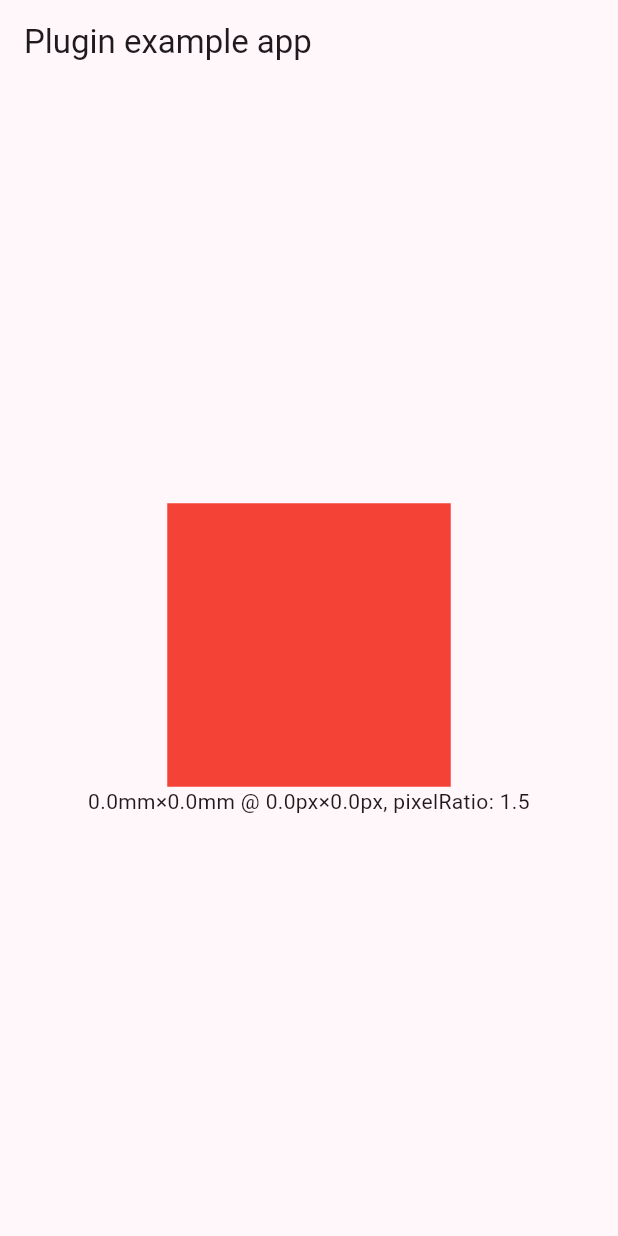
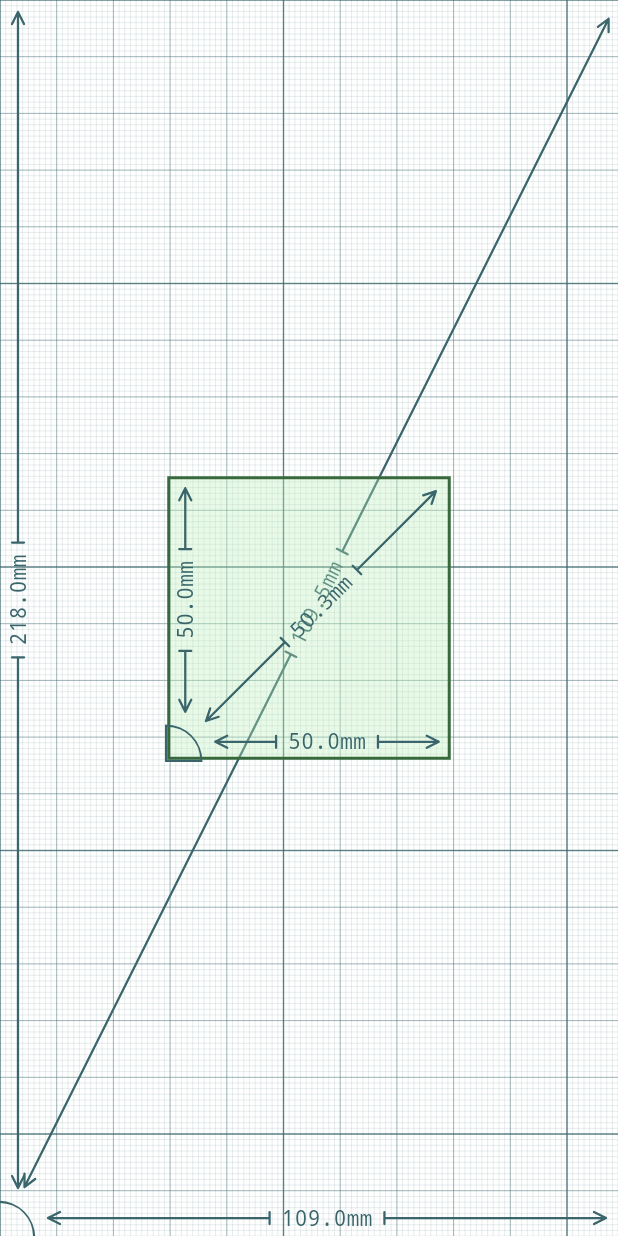
Before and after one commit to benthillerkus/millimeters, a Flutter app: the screen it shows after launch, on a phone screen of 412 x 824 dp. Run offline on Flutter 3.47's test engine with Material 2 defaults, Android fonts, the phone set to English and light mode, and no system bars; our stand-ins replace plugin_platform_interface; missing offline and left inert: dart:html, flutter_acrylic.

Commit message:
docs: make example cooler

```diff
--- /dev/null
+++ b/example/lib/arrow.dart
@@ -0,0 +1,109 @@
+import 'package:flutter/material.dart';
+
+enum HeadStyle {
+  none,
+  arrow,
+  // circle,
+  // square,
+  line,
+}
+
+class Arrow extends StatelessWidget {
+  const Arrow({
+    super.key,
+    this.color,
+    this.height = 8.0,
+    this.start = HeadStyle.line,
+    this.end = HeadStyle.arrow,
+    this.margin = const EdgeInsets.all(8),
+  });
+
+  final Color? color;
+  final double height;
+  final HeadStyle start;
+  final HeadStyle end;
+  final EdgeInsets margin;
+
+  @override
+  Widget build(BuildContext context) {
+    return LimitedBox(
+      maxWidth: 128,
+      child: Padding(
+        padding: margin,
+        child: CustomPaint(
+          painter: _ArrowPainter(
+            color: color ?? Theme.of(context).colorScheme.tertiary,
+            start: start,
+            end: end,
+          ),
+          size: Size.fromHeight(height),
+        ),
+      ),
+    );
+  }
+}
+
+@immutable
+class _ArrowPainter extends CustomPainter {
+  const _ArrowPainter({
+    required this.color,
+    required this.start,
+    required this.end,
+  });
+
+  final Color color;
+  final HeadStyle start;
+  final HeadStyle end;
+
+  @override
+  void paint(Canvas canvas, Size size) {
+    final paint = Paint()
+      ..color = color
+      ..strokeWidth = 1.5
+      ..strokeCap = StrokeCap.round
+      ..style = PaintingStyle.stroke;
+
+    final path = Path()
+      ..moveTo(0, size.height / 2)
+      ..lineTo(size.width, size.height / 2);
+
+    switch (end) {
+      case HeadStyle.none:
+        break;
+      case HeadStyle.arrow:
+        path
+          ..relativeMoveTo(-size.height, -size.height / 2)
+          ..relativeLineTo(size.height, size.height / 2)
+          ..relativeMoveTo(-size.height, size.height / 2)
+          ..relativeLineTo(size.height, -size.height / 2);
+      case HeadStyle.line:
+        path
+          ..relativeMoveTo(0, -size.height / 2)
+          ..relativeLineTo(0, size.height);
+    }
+
+    path.moveTo(0, size.height / 2);
+    switch (start) {
+      case HeadStyle.none:
+        break;
+      case HeadStyle.arrow:
+        path
+          ..relativeMoveTo(size.height, -size.height / 2)
+          ..relativeLineTo(-size.height, size.height / 2)
+          ..relativeMoveTo(size.height, size.height / 2)
+          ..relativeLineTo(-size.height, -size.height / 2);
+      case HeadStyle.line:
+        path
+          ..relativeMoveTo(0, -size.height / 2)
+          ..relativeLineTo(0, size.height);
+    }
+
+    canvas.drawPath(path, paint);
+  }
+
+  @override
+  bool shouldRepaint(_ArrowPainter oldDelegate) =>
+      color != oldDelegate.color ||
+      start != oldDelegate.start ||
+      end != oldDelegate.end;
+}
--- /dev/null
+++ b/example/lib/dimensions.dart
@@ -0,0 +1,108 @@
+import 'dart:math';
+
+import 'package:flutter/material.dart';
+import 'package:millimeters/millimeters.dart';
+
+import 'arrow.dart';
+
+class DimensionsIndicator extends StatelessWidget {
+  const DimensionsIndicator({super.key});
+
+  @override
+  Widget build(BuildContext context) {
+    final mm = Millimeters.of(context).mm;
+    return DefaultTextStyle.merge(
+      style: TextStyle(
+        color: Theme.of(context).colorScheme.tertiary,
+        fontFamily: "monospace",
+      ),
+      child: LayoutBuilder(builder: (context, constraints) {
+        final diagonal = sqrt(constraints.maxWidth * constraints.maxWidth +
+            constraints.maxHeight +
+            constraints.maxHeight);
+        return Stack(
+          children: [
+            Align(
+              alignment: Alignment.centerLeft,
+              child: RotatedBox(
+                quarterTurns: -1,
+                child: Row(
+                  children: [
+                    const SizedBox(width: 24),
+                    const Expanded(
+                      child: Arrow(
+                        end: HeadStyle.line,
+                        start: HeadStyle.arrow,
+                      ),
+                    ),
+                    Text(
+                      "${(constraints.maxHeight / mm(1)).toStringAsFixed(1)}mm",
+                    ),
+                    const Expanded(child: Arrow()),
+                  ],
+                ),
+              ),
+            ),
+            Center(
+              child: Transform.rotate(
+                angle: atan2(-constraints.maxHeight, constraints.maxWidth),
+                child: OverflowBox(
+                  maxWidth: sqrt(constraints.maxWidth * constraints.maxWidth +
+                          constraints.maxHeight * constraints.maxHeight) -
+                      12,
+                  child: Row(
+                    children: [
+                      const SizedBox(width: 22.5),
+                      const Expanded(
+                        child: Arrow(
+                          start: HeadStyle.arrow,
+                          end: HeadStyle.line,
+                        ),
+                      ),
+                      Text(
+                        "${(diagonal / mm(1)).toStringAsFixed(1)}mm",
+                      ),
+                      const Expanded(child: Arrow()),
+                    ],
+                  ),
+                ),
+              ),
+            ),
+            Align(
+              alignment: Alignment.bottomCenter,
+              child: Row(
+                children: [
+                  const SizedBox(width: 24),
+                  const Expanded(
+                    child: Arrow(
+                      start: HeadStyle.arrow,
+                      end: HeadStyle.line,
+                    ),
+                  ),
+                  Text(
+                    "${(constraints.maxWidth / mm(1)).toStringAsFixed(1)}mm",
+                  ),
+                  const Expanded(child: Arrow()),
+                ],
+              ),
+            ),
+            Align(
+              alignment: Alignment.bottomLeft,
+              child: DecoratedBox(
+                decoration: BoxDecoration(
+                  borderRadius:
+                      const BorderRadius.only(topRight: Radius.circular(128)),
+                  border: Border.all(
+                      color: Theme.of(context).colorScheme.tertiary,
+                      width: 1.5,
+                      strokeAlign: BorderSide.strokeAlignOutside),
+                ),
+                child: const SizedBox.square(dimension: 22),
+              ),
+            )
+          ],
+        );
+      }),
+    );
+  }
+}
--- /dev/null
+++ b/example/lib/grid.dart
@@ -0,0 +1,180 @@
+// Copyright 2014 The Flutter Authors. All rights reserved.
+// Use of this source code is governed by a BSD-style license that can be
+// found in the LICENSE file.
+
+import 'package:flutter/widgets.dart' hide GridPaper;
+
+class _GridPaperPainter extends CustomPainter {
+  const _GridPaperPainter({
+    required this.color,
+    required this.interval,
+    required this.divisions,
+    required this.subdivisions,
+  });
+
+  final Color color;
+  final double interval;
+  final int divisions;
+  final int subdivisions;
+
+  @override
+  void paint(Canvas canvas, Size size) {
+    final Paint cell = Paint()
+      ..color = color
+      ..strokeWidth = 1.0;
+    final Paint division = Paint()
+      ..color = color
+      ..strokeWidth = 0.5;
+    final Paint subdivision = Paint()
+      ..color = color
+      ..strokeWidth = 0.125;
+
+    for (double i = 0; i < size.width; i += interval) {
+      canvas.drawLine(
+        Offset(i, 0),
+        Offset(i, size.height),
+        cell,
+      );
+      for (int d = 0; d < divisions; d++) {
+        canvas.drawLine(
+          Offset(interval / divisions * d + i, 0),
+          Offset(interval / divisions * d + i, size.height),
+          division,
+        );
+        for (int s = 1; s < subdivisions; s++) {
+          canvas.drawLine(
+            Offset(
+              interval / divisions * d +
+                  i +
+                  interval / (divisions * subdivisions) * s,
+              0,
+            ),
+            Offset(
+              interval / divisions * d +
+                  i +
+                  interval / (divisions * subdivisions) * s,
+              size.height,
+            ),
+            subdivision,
+          );
+        }
+      }
+    }
+
+    for (double i = 0; i < size.height; i += interval) {
+      canvas.drawLine(
+        Offset(0, i),
+        Offset(size.width, i),
+        cell,
+      );
+      for (int d = 0; d < divisions; d++) {
+        canvas.drawLine(
+          Offset(0, interval / divisions * d + i),
+          Offset(size.width, interval / divisions * d + i),
+          division,
+        );
+        for (int s = 1; s < subdivisions; s++) {
+          canvas.drawLine(
+            Offset(
+              0,
+              interval / divisions * d +
+                  i +
+                  interval / (divisions * subdivisions) * s,
+            ),
+            Offset(
+              size.width,
+              interval / divisions * d +
+                  i +
+                  interval / (divisions * subdivisions) * s,
+            ),
+            subdivision,
+          );
+        }
+      }
+    }
+  }
+
+  @override
+  bool shouldRepaint(_GridPaperPainter oldPainter) {
+    return oldPainter.color != color ||
+        oldPainter.interval != interval ||
+        oldPainter.divisions != divisions ||
+        oldPainter.subdivisions != subdivisions;
+  }
+
+  @override
+  bool hitTest(Offset position) => false;
+}
+
+/// A widget that draws a rectilinear grid of lines one pixel wide.
+///
+/// Useful with a [Stack] for visualizing your layout along a grid.
+///
+/// The grid's origin (where the first primary horizontal line and the first
+/// primary vertical line intersect) is at the top left of the widget.
+///
+/// The grid is drawn over the [child] widget.
+class GridPaper extends StatelessWidget {
+  /// Creates a widget that draws a rectilinear grid of 1-pixel-wide lines.
+  const GridPaper({
+    super.key,
+    this.color = const Color(0x7FC3E8F3),
+    this.interval = 100.0,
+    this.divisions = 2,
+    this.subdivisions = 5,
+    this.child,
+  })  : assert(divisions > 0,
+            'The "divisions" property must be greater than zero. If there were no divisions, the grid paper would not paint anything.'),
+        assert(subdivisions > 0,
+            'The "subdivisions" property must be greater than zero. If there were no subdivisions, the grid paper would not paint anything.');
+
+  /// The color to draw the lines in the grid.
+  ///
+  /// Defaults to a light blue commonly seen on traditional grid paper.
+  final Color color;
+
+  /// The distance between the primary lines in the grid, in logical pixels.
+  ///
+  /// Each primary line is one logical pixel wide.
+  final double interval;
+
+  /// The number of major divisions within each primary grid cell.
+  ///
+  /// This is the number of major divisions per [interval], including the
+  /// primary grid's line.
+  ///
+  /// The lines after the first are half a logical pixel wide.
+  ///
+  /// If this is set to 2 (the default), then for each [interval] there will be
+  /// a 1-pixel line on the left, a half-pixel line in the middle, and a 1-pixel
+  /// line on the right (the latter being the 1-pixel line on the left of the
+  /// next [interval]).
+  final int divisions;
+
+  /// The number of minor divisions within each major division, including the
+  /// major division itself.
+  ///
+  /// If [subdivisions] is 5 (the default), it means that there will be four
+  /// lines between each major ([divisions]) line.
+  ///
+  /// The subdivision lines after the first are a quarter of a logical pixel wide.
+  final int subdivisions;
+
+  /// The widget below this widget in the tree.
+  ///
+  /// {@macro flutter.widgets.ProxyWidget.child}
+  final Widget? child;
+
+  @override
+  Widget build(BuildContext context) {
+    return CustomPaint(
+      foregroundPainter: _GridPaperPainter(
+        color: color,
+        interval: interval,
+        divisions: divisions,
+        subdivisions: subdivisions,
+      ),
+      child: child,
+    );
+  }
+}
--- a/example/lib/main.dart
+++ b/example/lib/main.dart
@@ -1,9 +1,18 @@
-import 'package:flutter/material.dart';
+import 'dart:math';
+
+import 'package:flutter/material.dart' hide GridPaper;
 
 import 'package:millimeters/millimeters.dart';
+import 'package:millimeters_example/arrow.dart';
+import 'package:millimeters_example/dimensions.dart';
+import 'package:millimeters_example/transparent_window.dart'
+    if (dart.library.html) 'package:millimeters_example/transparent_window_fallback.dart';
 
-void main() {
-  runApp(Millimeters.fromView(child: const MyApp()));
+import 'grid.dart';
+
+Future<void> main() async {
+  await makeWindowTransparent();
+  runApp(const MyApp());
 }
 
 class MyApp extends StatelessWidget {
@@ -11,45 +20,85 @@ class MyApp extends StatelessWidget {
 
   @override
   Widget build(BuildContext context) {
-    final pixelRatio = MediaQuery.devicePixelRatioOf(context);
-    final physicalities = Millimeters.of(context);
-    final mm = physicalities.mm;
-
-    return MaterialApp(
+    return Millimeters.fromView(
+      child: MaterialApp(
         theme: ThemeData.from(
           colorScheme: ColorScheme.fromSeed(
-            seedColor: Colors.purple, brightness: Brightness.light),
+            seedColor: const Color.fromARGB(255, 61, 200, 89),
+            brightness: Brightness.light,
+          ),
           useMaterial3: true,
         ),
         darkTheme: ThemeData.from(
           colorScheme: ColorScheme.fromSeed(
-            seedColor: Colors.purple, brightness: Brightness.dark),
+            seedColor: const Color.fromARGB(255, 133, 215, 51),
+            brightness: Brightness.dark,
+          ),
           useMaterial3: true,
         ),
-      home: Scaffold(
-        appBar: AppBar(
-          title: const Text('Plugin example app'),
+        home: const Scaffold(
+          body: Demo(
+            blockSize: Size(50, 50),
           ),
-        body: Center(
-          child: Column(
-            mainAxisAlignment: MainAxisAlignment.center,
-            mainAxisSize: MainAxisSize.max,
-            crossAxisAlignment: CrossAxisAlignment.center,
-            children: [
-              ColoredBox(
-                color: Colors.red,
-                child: SizedBox.fromSize(
-                  size: Size(mm(50), mm(50)),
-                ),
-              ),
-              Text(
-                "$physicalities, pixelRatio: $pixelRatio",
-                textAlign: TextAlign.center,
-              ),
-            ],
-          ),
+          backgroundColor: Colors.transparent,
         ),
       ),
     );
   }
 }
+
+class Demo extends StatelessWidget {
+  const Demo({
+    super.key,
+    this.blockSize = const Size(50, 50),
+  });
+
+  final Size blockSize;
+
+  @override
+  Widget build(BuildContext context) {
+    final physicalities = Millimeters.of(context);
+    final mm = physicalities.mm;
+    final blockSize = this.blockSize.apply(mm);
+    return LayoutBuilder(builder: (context, constraints) {
+      return Stack(
+        children: [
+          Positioned.fill(
+            child: GridPaper(
+              color: Theme.of(context).colorScheme.tertiary.withOpacity(0.66),
+              interval: mm(50),
+              divisions: 5,
+              subdivisions: 10,
+            ),
+          ),
+          const DimensionsIndicator(),
+          Center(
+            child: DecoratedBox(
+              decoration: BoxDecoration(
+                border: Border.all(
+                  width: 2,
+                  color: constraints.isSatisfiedBy(blockSize)
+                      ? Theme.of(context).colorScheme.primary
+                      : Theme.of(context).colorScheme.error,
+                ),
+                color: constraints.isSatisfiedBy(blockSize)
+                    ? Theme.of(context)
+                        .colorScheme
+                        .primaryContainer
+                        .withOpacity(0.33)
+                    : Theme.of(context)
+                        .colorScheme
+                        .errorContainer
+                        .withOpacity(0.33),
+              ),
+              child: SizedBox.fromSize(
+                size: blockSize,
+                child: DimensionsIndicator(),
+              ),
+            ),
+          ),
+        ],
+      );
+    });
+  }
+}
--- /dev/null
+++ b/example/lib/transparent_window_fallback.dart
@@ -0,0 +1 @@
+Future<void> makeWindowTransparent() async {}
--- a/example/pubspec.yaml
+++ b/example/pubspec.yaml
@@ -28,6 +28,7 @@ dependencies:
   # The following adds the Cupertino Icons font to your application.
   # Use with the CupertinoIcons class for iOS style icons.
   cupertino_icons: ^1.0.2
+  flutter_acrylic: ^1.1.3
 
 dev_dependencies:
   integration_test:
--- a/lib/millimeters.dart
+++ b/lib/millimeters.dart
@@ -76,8 +76,12 @@ class MillimetersData {
 
   @override
   String toString() {
-    return '${physical.width}mm×${physical.height}mm @ ${resolution.width}px×${resolution.height}px';
+    return '${physical.width.toStringAsFixed(1)}×${physical.height.toStringAsFixed(1)}mm@${resolution.width.round()}×${resolution.height.round()}px';
   }
+}
+
+extension ApplyScalar on Size {
+  Size apply(double Function(double scalar) fn) => Size(fn(width), fn(height));
 }
 
 class _MillimetersFromView extends StatefulWidget {
```
Also changed, not shown: example/lib/transparent_window.dart (added, +15 -0 lines), example/pubspec.lock, 5 other files. Lines whose indentation alone changed are shown as unchanged.
